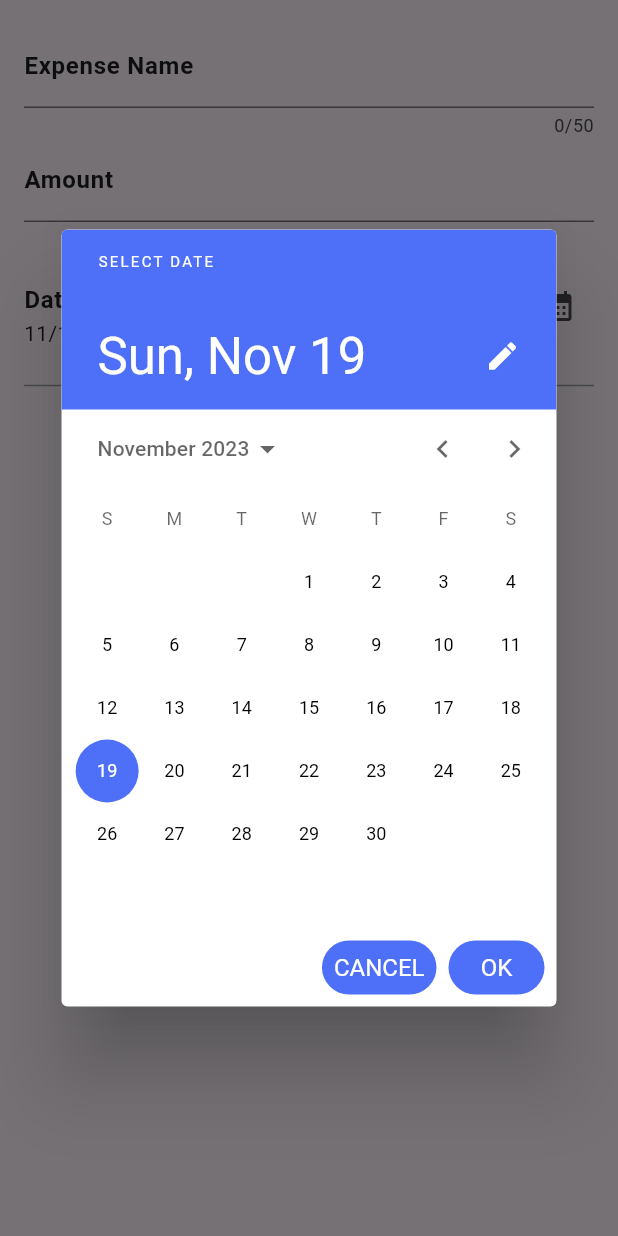
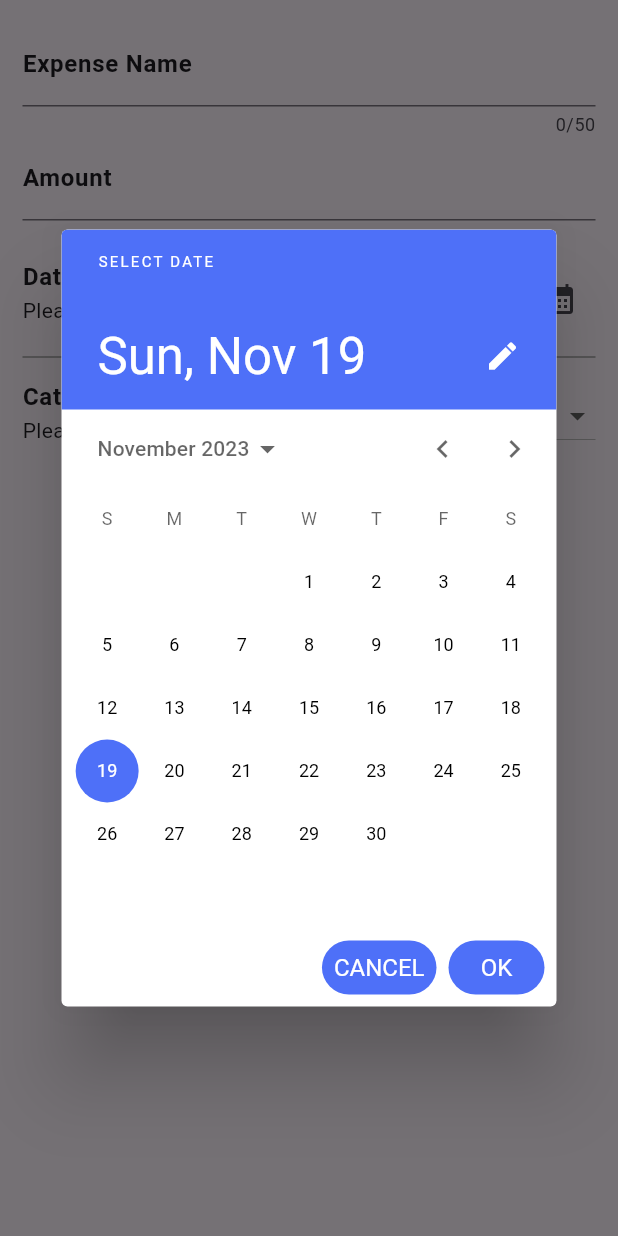
Before and after one commit to ozgeakinci/expenseapp, a Flutter app: the NewExpense widget shown alone on an empty page, opened directly, after a tap on the "calendar month" icon, on a phone screen of 412 x 824 dp. Run offline on Flutter 3.47's test engine with Material 2 defaults, Android fonts, the phone set to English and light mode, and no system bars; Roboto replaces fonts that are missing (Quicksand).

Commit message:
veriyi aktardığım son hali

```diff
--- a/lib/pages/expense_list.dart
+++ b/lib/pages/expense_list.dart
@@ -1,5 +1,6 @@
 import 'package:expenseapp/models/expense.dart';
 import 'package:expenseapp/widgets/expense_item.dart';
+import 'package:expenseapp/widgets/new_expense.dart';
 import 'package:flutter/material.dart';
 
 class ExpenseList extends StatefulWidget {
--- a/lib/widgets/new_expense.dart
+++ b/lib/widgets/new_expense.dart
@@ -1,46 +1,136 @@
+import 'package:expenseapp/widgets/expense_item.dart';
 import 'package:flutter/material.dart';
 import 'package:intl/intl.dart';
+import 'package:expenseapp/models/expense.dart';
 
 class NewExpense extends StatefulWidget {
-  const NewExpense({Key? key}) : super(key: key);
+  const NewExpense({
+    Key? key,
+  }) : super(key: key);
 
   @override
   _NewExpenseState createState() => _NewExpenseState();
 }
 
 class _NewExpenseState extends State<NewExpense> {
-  // var _expenseName = '';
-
-  DateTime date = DateTime.now();
-
   final _nameController = TextEditingController();
   final _amoutController = TextEditingController();
+  DateTime now = DateTime.now();
+  DateTime? _selectedDate;
+  Category selectedCategory = Category.food;
+
+  void _openDatePicker() async {
+    DateTime? selectedDate = await showDatePicker(
+      context: context,
+      initialDate: _selectedDate == null ? now : _selectedDate!,
+      firstDate: DateTime(now.year - 1, now.month, now.day),
+      lastDate: DateTime(2100),
+      builder: (context, child) {
+        return Theme(
+          data: ThemeData.dark().copyWith(
+            colorScheme: const ColorScheme.light(
+              onPrimary: Colors.white, // selected text color
+              onSurface: Colors.black, // default text color
+              primary: Color.fromARGB(255, 78, 112, 248), // circle color
+            ),
+            dialogBackgroundColor: Colors.white,
+            textButtonTheme: TextButtonThemeData(
+              style: TextButton.styleFrom(
+                textStyle: const TextStyle(
+                  color: Colors.white,
+                  fontWeight: FontWeight.normal,
+                  fontSize: 16,
+                  fontFamily: 'Quicksand',
+                ),
+                foregroundColor: Colors.white, // color of button's letters
+                backgroundColor:
+                    const Color.fromARGB(255, 78, 112, 248), //Background color
+                shape: RoundedRectangleBorder(
+                  side: const BorderSide(
+                    color: Colors.transparent,
+                    width: 1,
+                    style: BorderStyle.solid,
+                  ),
+                  borderRadius: BorderRadius.circular(30),
+                ),
+              ),
+            ),
+          ),
+          child: child!,
+        );
+      },
+    );
+
+    setState(() {
+      _selectedDate = selectedDate;
+    });
+  }
+
+  void _addNewExpense() {
+    final amount = double.tryParse(_amoutController.text);
+    if (amount == null ||
+        amount < 0 ||
+        _nameController.text.isEmpty ||
+        _selectedDate == null) {
+      showDialog(
+        context: context,
+        builder: ((context) {
+          return AlertDialog(
+            title: const Text('Validation Error'),
+            content: const Text('Please fill all blank area'),
+            actions: [
+              TextButton(
+                onPressed: () {
+                  Navigator.pop(context);
+                },
+                child: const Text('Okay'),
+              ),
+            ],
+          );
+        }),
+      );
+    } else {
+      Expense newExpense = Expense(
+          name: _nameController.text,
+          price: amount,
+          date: _selectedDate!,
+          category: selectedCategory);
+
+      Navigator.push(
+        context,
+        MaterialPageRoute(
+          builder: (context) => ExpenseItem(newExpense),
+        ),
+      );
+    }
+  }
 
   @override
   Widget build(BuildContext context) {
     return Padding(
-      padding: const EdgeInsets.all(16),
+      padding: const EdgeInsets.all(15),
       child: Column(
         children: [
           TextField(
             controller: _nameController,
             maxLength: 50,
             decoration: InputDecoration(
-                label: Text('Expense Name',
-                    style: Theme.of(context)
+              labelText: 'Expense Name',
+              labelStyle: Theme.of(context)
                   .textTheme
                   .bodyLarge
-                        ?.copyWith(fontWeight: FontWeight.bold))),
+                  ?.copyWith(fontWeight: FontWeight.bold),
+            ),
           ),
           TextField(
             controller: _amoutController,
             keyboardType: TextInputType.number,
             decoration: InputDecoration(
-              label: Text('Amount',
-                  style: Theme.of(context)
+              labelText: 'Amount',
+              labelStyle: Theme.of(context)
                   .textTheme
                   .bodyLarge
-                      ?.copyWith(fontWeight: FontWeight.bold)),
+                  ?.copyWith(fontWeight: FontWeight.bold),
               prefixText: '₺',
             ),
           ),
@@ -50,79 +140,80 @@ class _NewExpenseState extends State<NewExpense> {
                 crossAxisAlignment: CrossAxisAlignment.start,
                 children: [
                   const SizedBox(
-                    height: 40,
+                    height: 20,
                   ),
-                  Text('Date',
+                  Text(
+                    'Date',
                     style: Theme.of(context)
                         .textTheme
                         .bodyLarge
-                          ?.copyWith(fontWeight: FontWeight.bold)),
-                  Text(DateFormat.yMd().format(date)),
+                        ?.copyWith(fontWeight: FontWeight.bold),
+                  ),
+                  Text(_selectedDate == null
+                      ? 'Please choose date'
+                      : DateFormat.yMd().format(_selectedDate!)),
                 ],
               ),
               const Spacer(),
               Padding(
                 padding: const EdgeInsets.only(top: 28.0),
                 child: IconButton(
-                    onPressed: () async {
-                      DateTime? newDate = await showDatePicker(
-                          context: context,
-                          initialDate: date,
-                          firstDate: DateTime(1900),
-                          lastDate: DateTime(2100),
-                          builder: (context, child) {
-                            return Theme(
-                              data: ThemeData.dark().copyWith(
-                                  colorScheme: const ColorScheme.light(
-                                      onPrimary:
-                                          Colors.white, // selected text color
-                                      onSurface:
-                                          Colors.black, // default text color
-                                      primary: Color.fromARGB(
-                                          255, 78, 112, 248) // circle color
-                                      ),
-                                  dialogBackgroundColor: Colors.white,
-                                  textButtonTheme: TextButtonThemeData(
-                                      style: TextButton.styleFrom(
-                                          textStyle: const TextStyle(
-                                              color: Colors.white,
-                                              fontWeight: FontWeight.normal,
-                                              fontSize: 16,
-                                              fontFamily: 'Quicksand'),
-                                          foregroundColor: Colors
-                                              .white, // color of button's letters
-                                          backgroundColor: const Color.fromARGB(
-                                              255,
-                                              78,
-                                              112,
-                                              248), //Background color
-                                          shape: RoundedRectangleBorder(
-                                              side: const BorderSide(
-                                                  color: Colors.transparent,
-                                                  width: 1,
-                                                  style: BorderStyle.solid),
-                                              borderRadius:
-                                                  BorderRadius.circular(30))))),
-                              child: child!,
-                            );
-                          });
-
-                      if (newDate == null) return;
-                      setState(() {
-                        date = newDate;
-                      });
-                    },
+                    onPressed: () => _openDatePicker(),
                     icon: const Icon(Icons.calendar_month)),
               ),
             ],
           ),
           const Divider(
-            height: 50,
+            height: 30,
             thickness: 1,
             color: Colors.grey,
           ),
+          Row(
+            crossAxisAlignment: CrossAxisAlignment.start,
+            children: [
+              Column(
+                crossAxisAlignment: CrossAxisAlignment.start,
+                children: [
+                  Text(
+                    'Category',
+                    style: Theme.of(context)
+                        .textTheme
+                        .bodyLarge
+                        ?.copyWith(fontWeight: FontWeight.bold),
+                  ),
+                  const Text('Please choose category'),
+                ],
+              ),
+              const Spacer(),
+              DropdownButton(
+                value: selectedCategory,
+                items: Category.values.map((category) {
+                  return DropdownMenuItem(
+                      value: category, child: Text(category.name.toString()));
+                }).toList(),
+                onChanged: (value) {
+                  setState(() {
+                    if (value != null) selectedCategory = value;
+                  });
+                },
+              ),
+            ],
+          ),
           const SizedBox(
-            height: 40,
+            height: 80,
+          ),
+          Row(
+            mainAxisAlignment: MainAxisAlignment.spaceEvenly,
+            children: [
+              ElevatedButton(
+                style: ElevatedButton.styleFrom(
+                  fixedSize: const Size(120, 44),
+                  foregroundColor: const Color.fromARGB(255, 78, 112, 248),
+                ),
+                onPressed: () {
+                  Navigator.pop(context);
+                },
+                child: const Text('Vazgeç'),
               ),
               ElevatedButton(
                 style: ElevatedButton.styleFrom(
@@ -130,9 +221,12 @@ class _NewExpenseState extends State<NewExpense> {
                     foregroundColor: Colors.white,
                     fixedSize: const Size(120, 44)),
                 onPressed: () {
-                print('Kayıt başarılı :  $_nameController.text');
+                  _addNewExpense();
                 },
-              child: const Text("Kaydet"))
+                child: const Text("Kaydet"),
+              ),
+            ],
+          ),
         ],
       ),
     );
```
Also changed, not shown: lib/pages/main_page.dart (+9 -0 lines), lib/widgets/expense_item.dart (+6 -1 lines). Lines whose indentation alone changed are shown as unchanged.
